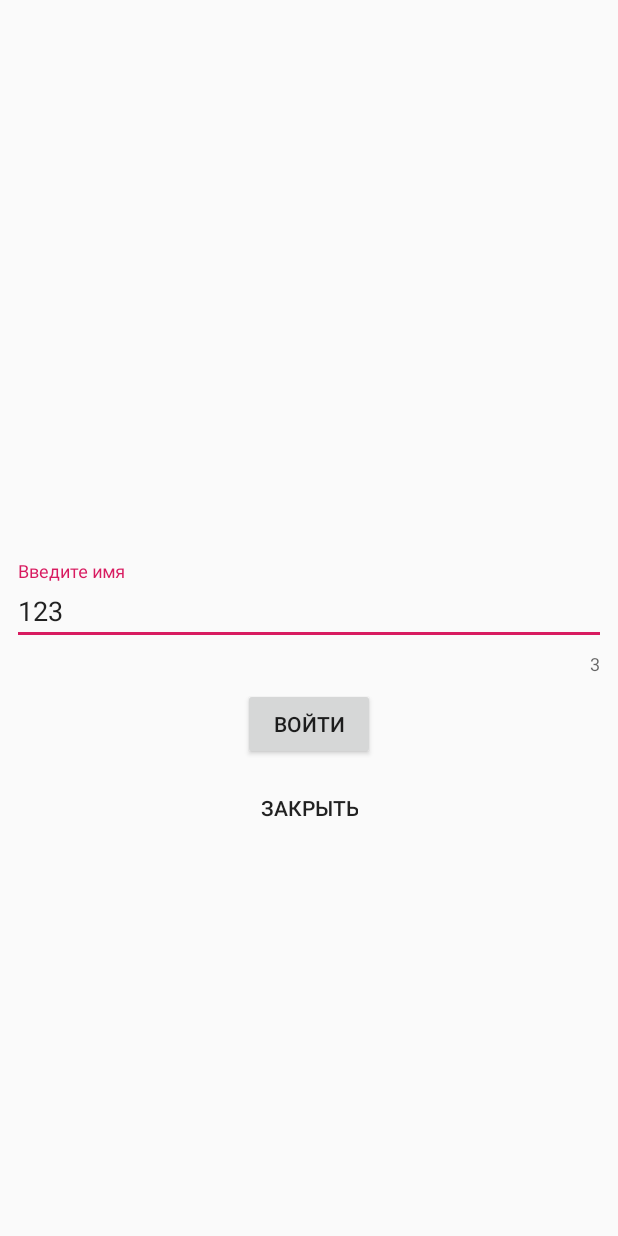
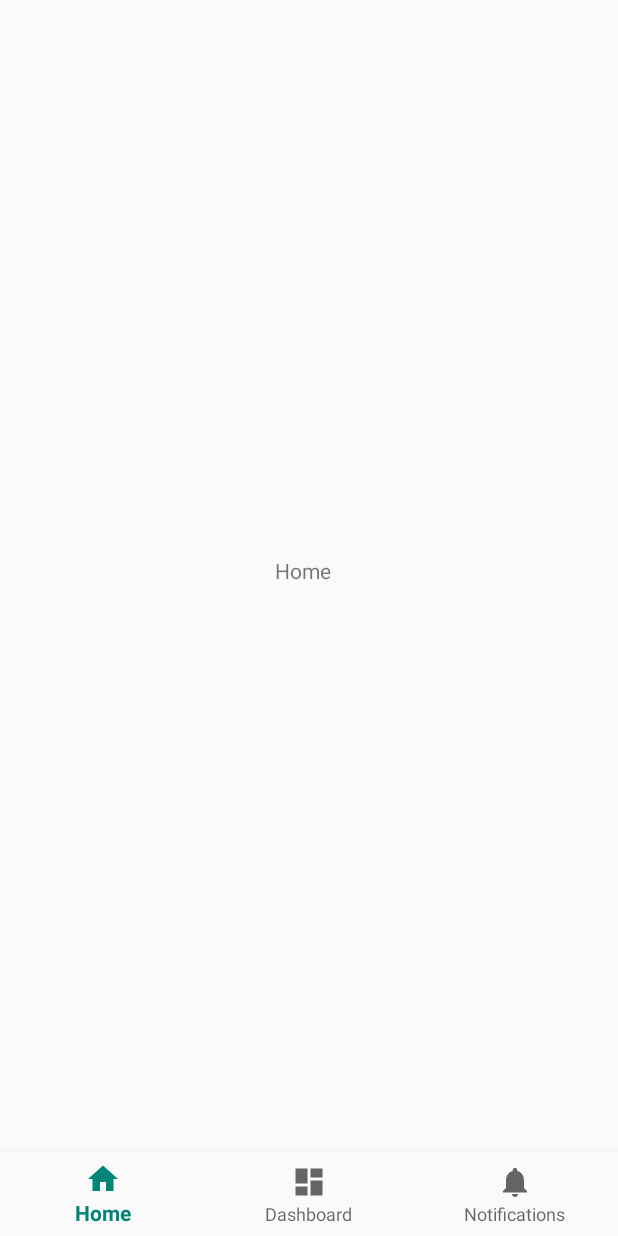
Before and after one commit to maklakovss/Imaginarium, an Android app: the screen it shows after launch (LoginActivity before the commit, BottomActivity after it), on a phone screen of 412 x 824 dp. Run offline under Robolectric (Android 15) with nearby library versions, the phone set to English and light mode, and no system bars.

Commit message:
добавлена BottomActivity

```diff
--- a/app/src/main/AndroidManifest.xml
+++ b/app/src/main/AndroidManifest.xml
@@ -9,12 +9,16 @@
             android:roundIcon="@mipmap/ic_launcher_round"
             android:supportsRtl="true"
             android:theme="@style/AppTheme">
-        <activity android:name=".TabActivity">
+        <activity
+                android:name=".BottomActivity"
+                android:label="@string/title_activity_bottom">
             <intent-filter>
                 <action android:name="android.intent.action.MAIN"/>
 
                 <category android:name="android.intent.category.LAUNCHER"/>
             </intent-filter>
+        </activity>
+        <activity android:name=".TabActivity">
         </activity>
         <activity
                 android:name=".ImagesActivity"
--- /dev/null
+++ b/app/src/main/java/com/mss/imaginarium/BottomActivity.kt
@@ -0,0 +1,34 @@
+package com.mss.imaginarium
+
+import android.os.Bundle
+import android.support.design.widget.BottomNavigationView
+import android.support.v7.app.AppCompatActivity
+import kotlinx.android.synthetic.main.activity_bottom.*
+
+class BottomActivity : AppCompatActivity() {
+
+    private val onNavigationItemSelectedListener = BottomNavigationView.OnNavigationItemSelectedListener { item ->
+        when (item.itemId) {
+            R.id.navigation_home -> {
+                message.setText(R.string.title_home)
+                return@OnNavigationItemSelectedListener true
+            }
+            R.id.navigation_dashboard -> {
+                message.setText(R.string.title_dashboard)
+                return@OnNavigationItemSelectedListener true
+            }
+            R.id.navigation_notifications -> {
+                message.setText(R.string.title_notifications)
+                return@OnNavigationItemSelectedListener true
+            }
+        }
+        return@OnNavigationItemSelectedListener false
+    }
+
+    override fun onCreate(savedInstanceState: Bundle?) {
+        super.onCreate(savedInstanceState)
+        setContentView(R.layout.activity_bottom)
+
+        nav_view.setOnNavigationItemSelectedListener(onNavigationItemSelectedListener)
+    }
+}
--- /dev/null
+++ b/app/src/main/res/drawable/ic_dashboard_black_24dp.xml
@@ -0,0 +1,9 @@
+<vector xmlns:android="http://schemas.android.com/apk/res/android"
+        android:width="24dp"
+        android:height="24dp"
+        android:viewportWidth="24.0"
+        android:viewportHeight="24.0">
+    <path
+            android:fillColor="#FF000000"
+            android:pathData="M3,13h8L11,3L3,3v10zM3,21h8v-6L3,15v6zM13,21h8L21,11h-8v10zM13,3v6h8L21,3h-8z"/>
+</vector>
--- /dev/null
+++ b/app/src/main/res/drawable/ic_home_black_24dp.xml
@@ -0,0 +1,9 @@
+<vector xmlns:android="http://schemas.android.com/apk/res/android"
+        android:width="24dp"
+        android:height="24dp"
+        android:viewportWidth="24.0"
+        android:viewportHeight="24.0">
+    <path
+            android:fillColor="#FF000000"
+            android:pathData="M10,20v-6h4v6h5v-8h3L12,3 2,12h3v8z"/>
+</vector>
--- /dev/null
+++ b/app/src/main/res/drawable/ic_notifications_black_24dp.xml
@@ -0,0 +1,9 @@
+<vector xmlns:android="http://schemas.android.com/apk/res/android"
+        android:width="24dp"
+        android:height="24dp"
+        android:viewportWidth="24.0"
+        android:viewportHeight="24.0">
+    <path
+            android:fillColor="#FF000000"
+            android:pathData="M12,22c1.1,0 2,-0.9 2,-2h-4c0,1.1 0.89,2 2,2zM18,16v-5c0,-3.07 -1.64,-5.64 -4.5,-6.32L13.5,4c0,-0.83 -0.67,-1.5 -1.5,-1.5s-1.5,0.67 -1.5,1.5v0.68C7.63,5.36 6,7.92 6,11v5l-2,2v1h16v-1l-2,-2z"/>
+</vector>
--- /dev/null
+++ b/app/src/main/res/layout/activity_bottom.xml
@@ -0,0 +1,35 @@
+<?xml version="1.0" encoding="utf-8"?>
+<android.support.constraint.ConstraintLayout
+        xmlns:android="http://schemas.android.com/apk/res/android"
+        xmlns:app="http://schemas.android.com/apk/res-auto"
+        xmlns:tools="http://schemas.android.com/tools"
+        android:id="@+id/container"
+        android:layout_width="match_parent"
+        android:layout_height="match_parent"
+        tools:context=".BottomActivity">
+
+    <TextView
+            android:id="@+id/message"
+            android:layout_width="wrap_content"
+            android:layout_height="wrap_content"
+            android:text="@string/title_home"
+            app:layout_constraintStart_toStartOf="parent"
+            app:layout_constraintTop_toTopOf="parent"
+            android:layout_marginBottom="8dp"
+            app:layout_constraintBottom_toTopOf="@+id/nav_view"
+            app:layout_constraintEnd_toEndOf="parent"
+            android:layout_marginEnd="8dp"/>
+
+    <android.support.design.widget.BottomNavigationView
+            android:id="@+id/nav_view"
+            android:layout_width="0dp"
+            android:layout_height="wrap_content"
+            android:layout_marginEnd="0dp"
+            android:layout_marginStart="0dp"
+            android:background="?android:attr/windowBackground"
+            app:layout_constraintBottom_toBottomOf="parent"
+            app:layout_constraintLeft_toLeftOf="parent"
+            app:layout_constraintRight_toRightOf="parent"
+            app:menu="@menu/bottom_nav_menu"/>
+
+</android.support.constraint.ConstraintLayout>
--- /dev/null
+++ b/app/src/main/res/menu/bottom_nav_menu.xml
@@ -0,0 +1,19 @@
+<?xml version="1.0" encoding="utf-8"?>
+<menu xmlns:android="http://schemas.android.com/apk/res/android">
+
+    <item
+            android:id="@+id/navigation_home"
+            android:icon="@drawable/ic_home_black_24dp"
+            android:title="@string/title_home"/>
+
+    <item
+            android:id="@+id/navigation_dashboard"
+            android:icon="@drawable/ic_dashboard_black_24dp"
+            android:title="@string/title_dashboard"/>
+
+    <item
+            android:id="@+id/navigation_notifications"
+            android:icon="@drawable/ic_notifications_black_24dp"
+            android:title="@string/title_notifications"/>
+
+</menu>
--- a/app/src/main/res/values/strings.xml
+++ b/app/src/main/res/values/strings.xml
@@ -25,4 +25,8 @@
     <string name="fragment1">Fragment1</string>
     <string name="fragment2">Fragment2</string>
     <string name="fragment3">Fragment3</string>
+    <string name="title_activity_bottom">BottomActivity</string>
+    <string name="title_home">Home</string>
+    <string name="title_dashboard">Dashboard</string>
+    <string name="title_notifications">Notifications</string>
 </resources>
```
